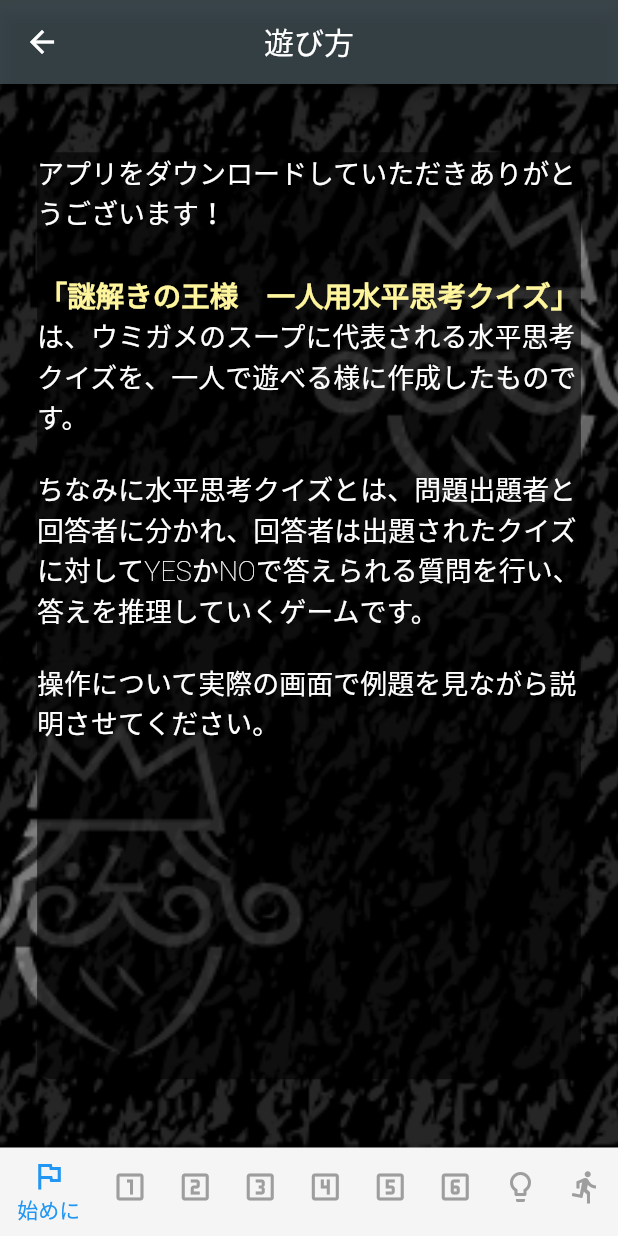
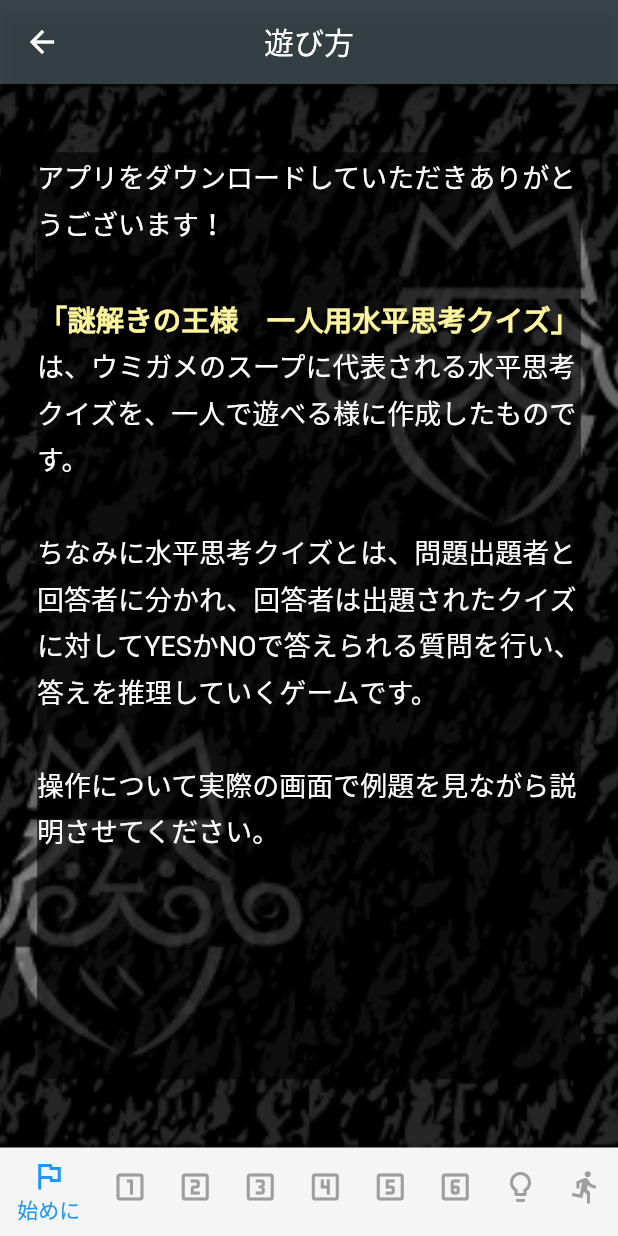
Before and after one commit to fujii331/lateral_thinking, a Flutter app: the LectureTabScreen screen opened by its route, on a phone screen of 412 x 824 dp. Run offline on Flutter 3.47's test engine with Material 2 defaults, Android fonts, the phone set to English and light mode, and no system bars; our stand-ins replace audioplayers, flutter_hooks, flutter_staggered_animations, google_mobile_ads, hooks_riverpod, shared_preferences; accounts and stored records are empty; Roboto replaces fonts that are missing (KiwiMaru, NotoSerifJP).

Commit message:
listviewのアニメーションほか

```diff
--- a/lib/screens/quiz_list.screen.dart
+++ b/lib/screens/quiz_list.screen.dart
@@ -53,6 +53,7 @@ class QuizListScreen extends HookWidget {
         children: [
           background(),
           Column(
+            mainAxisAlignment: MainAxisAlignment.center,
             children: [
               QuizListDetailTitle(
                 titles[screenNo.value],
--- a/lib/widgets/hint/hint_modal.widget.dart
+++ b/lib/widgets/hint/hint_modal.widget.dart
@@ -183,7 +183,7 @@ class HintModal extends HookWidget {
               ),
               child: Text(
                 hint < 1
-                    ? '主語と関連後を選択肢で選べるようになります。'
+                    ? '主語と関連語を選択肢で選べるようになります。'
                     : hint == 1
                         ? '質問を選択肢で選べるようになります。'
                         : hint == 2
--- a/lib/widgets/lecture/lecture_first.widget.dart
+++ b/lib/widgets/lecture/lecture_first.widget.dart
@@ -22,7 +22,12 @@ class LectureFirst extends StatelessWidget {
                 children: [
                   Text(
                     'アプリをダウンロードしていただきありがとうございます！\n',
-                    style: Theme.of(context).textTheme.headline1,
+                    style: TextStyle(
+                      fontSize: 18.0,
+                      color: Colors.white,
+                      fontFamily: 'NotoSerifJP',
+                      height: 1.7,
+                    ),
                   ),
                   Text(
                     '「謎解きの王様　一人用水平思考クイズ」',
@@ -30,11 +35,17 @@ class LectureFirst extends StatelessWidget {
                       fontSize: 19.0,
                       fontWeight: FontWeight.bold,
                       color: Colors.yellow.shade200,
+                      height: 1.7,
                     ),
                   ),
                   Text(
                     'は、ウミガメのスープに代表される水平思考クイズを、一人で遊べる様に作成したものです。\n\nちなみに水平思考クイズとは、問題出題者と回答者に分かれ、回答者は出題されたクイズに対してYESかNOで答えられる質問を行い、答えを推理していくゲームです。\n\n操作について実際の画面で例題を見ながら説明させてください。',
-                    style: Theme.of(context).textTheme.headline1,
+                    style: TextStyle(
+                      fontSize: 18.0,
+                      color: Colors.white,
+                      fontFamily: 'NotoSerifJP',
+                      height: 1.7,
+                    ),
                   ),
                 ],
               ),
--- a/lib/widgets/quiz_detail/quiz_answer.widget.dart
+++ b/lib/widgets/quiz_detail/quiz_answer.widget.dart
@@ -90,7 +90,6 @@ class QuizAnswer extends HookWidget {
       }
       await new Future.delayed(new Duration(seconds: 1));
     }
-    nowLoading.value = false;
   }
 
   @override
@@ -234,8 +233,11 @@ class QuizAnswer extends HookWidget {
                                     await myInterstitial.show();
                                   }
 
+                                  // 広告が呼ばれてから画面が切り替わるまでに何もボタンが反応しないようにするため
                                   await new Future.delayed(
                                       new Duration(seconds: 1));
+
+                                  nowLoading.value = false;
 
                                   String correctComment =
                                       selectedAnswer.value!.comment;
```
Also changed, not shown: lib/widgets/lecture/lecture_last.widget.dart (+28 -7 lines), lib/widgets/quiz_detail/quiz_sentence.widget.dart (+18 -3 lines), lib/widgets/quiz_list/quiz_list_detail.widget.dart (+17 -4 lines), lib/widgets/quiz_list/quiz_list_pagination.widget.dart (+5 -5 lines).
